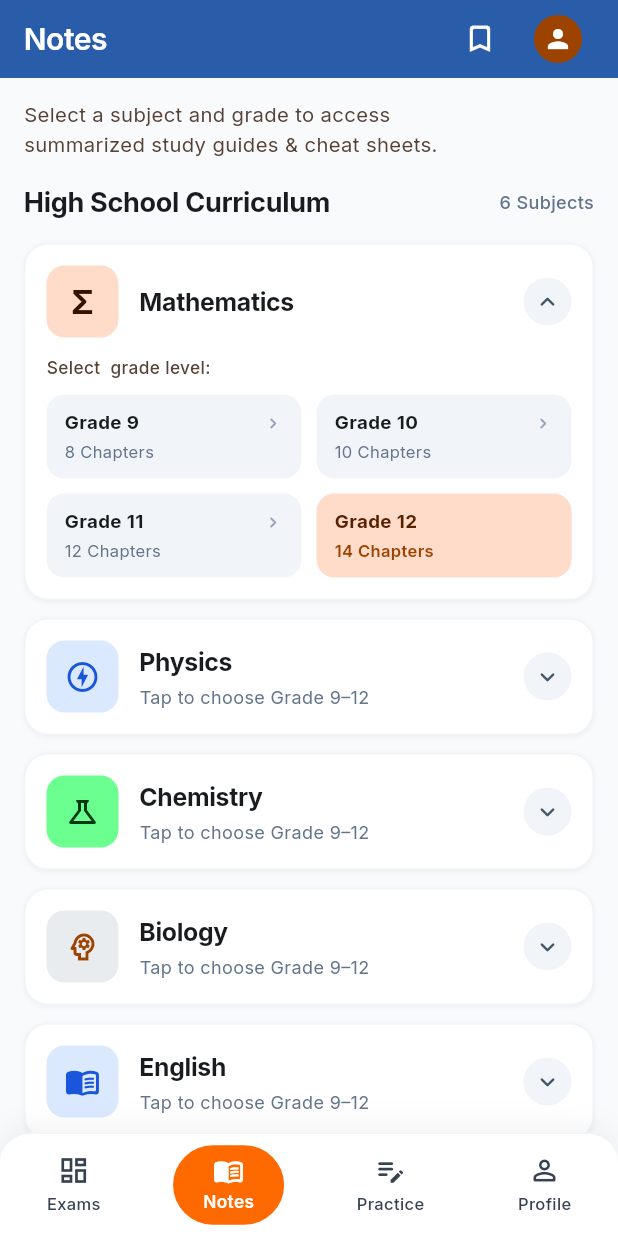
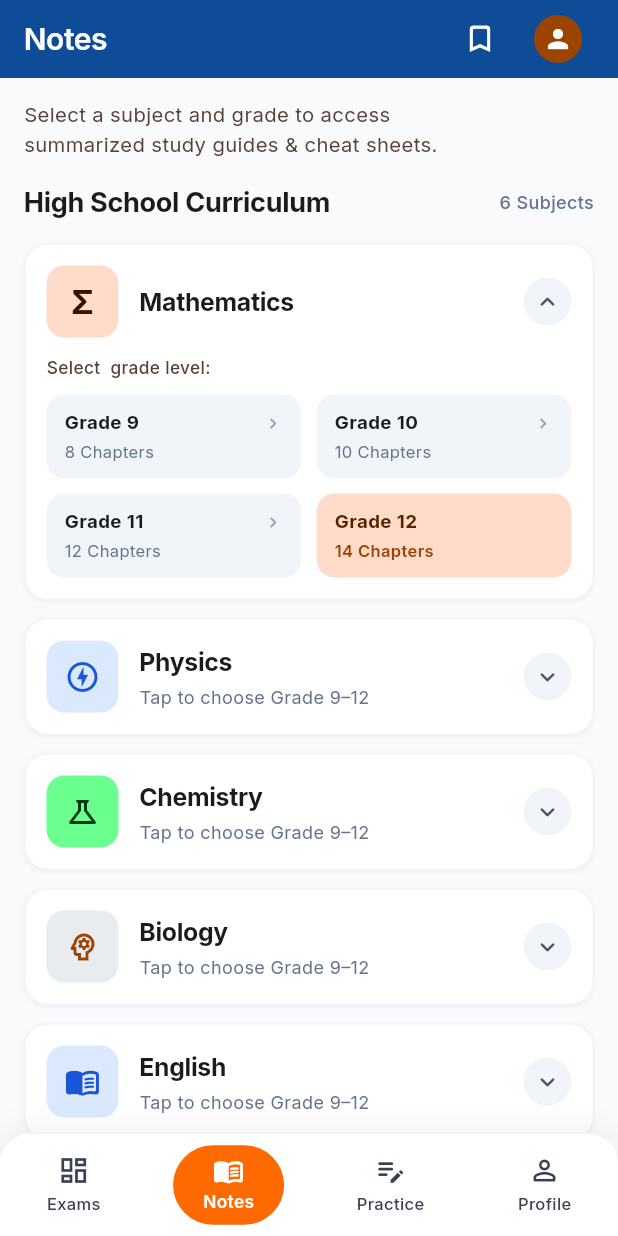
Before and after one commit to Kuta-learning/kuta-Grade-app, a Flutter app: the HighSchoolNotesScreen screen opened by its route, on a phone screen of 412 x 824 dp. Run offline on Flutter 3.47's test engine with Material 3 defaults, Android fonts, the light colour scheme and no system bars; our stand-ins replace dio, flutter_bloc, flutter_svg, go_router, google_fonts, rive and 1 more; accounts and stored records are empty; network calls fail.

Commit message:
fix(notes): align Notes tab header background with other bottom-nav tab screens
Replace AppColors.brandBlue (#2A5DA9) with AppColors.brandPrimary
(#0F4C97) so Exams, Courses, and Profile shell headers all match

```diff
--- a/lib/features/grades/screens/high_school_notes_screen.dart
+++ b/lib/features/grades/screens/high_school_notes_screen.dart
@@ -112,7 +112,7 @@ class _HighSchoolNotesScreenState extends State<HighSchoolNotesScreen> {
       appBar: PreferredSize(
         preferredSize: const Size.fromHeight(52),
         child: Container(
-          color: AppColors.brandBlue,
+          color: AppColors.brandPrimary, // Match other bottom-nav tab headers
           child: SafeArea(
             bottom: false,
             child: GradeExamAppBar(
```
